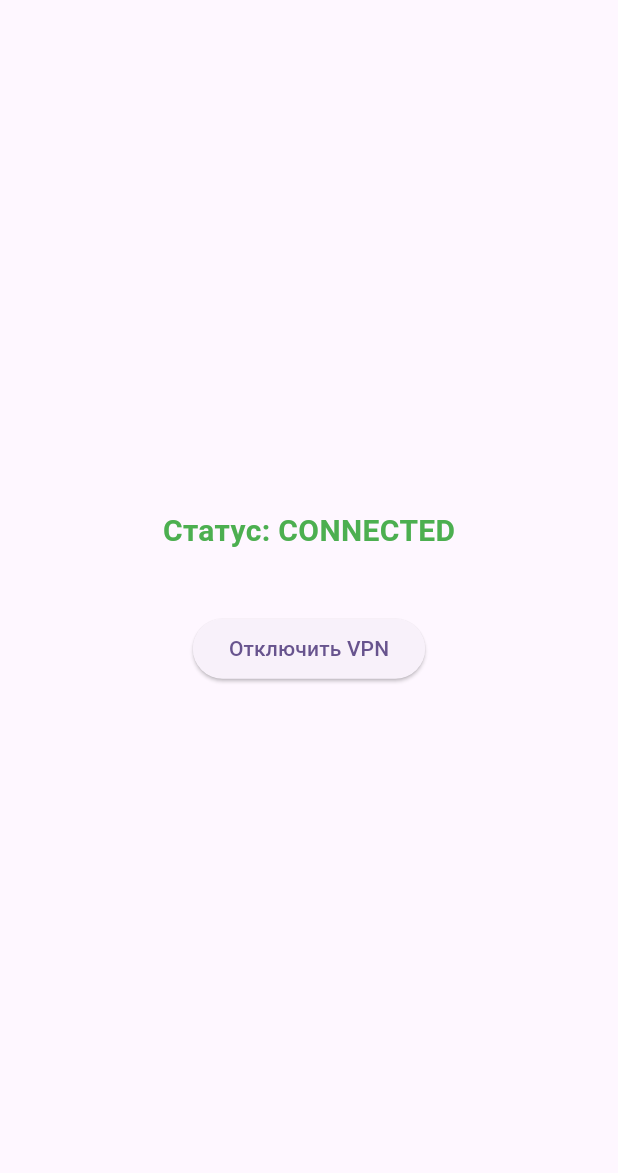
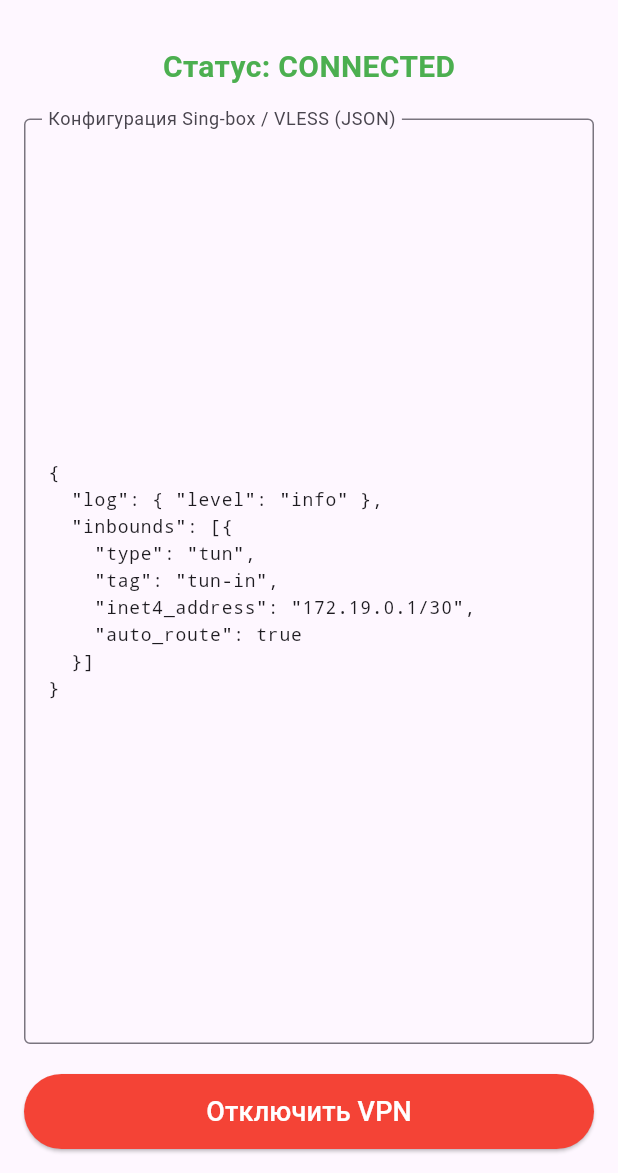
Before and after one commit to kendrewbuglione-dot/Vpn, a Flutter app: the screen it shows after launch, after a tap on "Подключить VPN", on a phone screen of 412 x 824 dp, the part 63-1236 px from its top. Run offline on Flutter 3.47's test engine with Material 3 defaults, Android fonts, the phone set to English and light mode, and no system bars.

Commit message:
feat: add JSON configuration editor for Sing-box in UI

```diff
--- a/lib/main.dart
+++ b/lib/main.dart
@@ -32,6 +32,10 @@
   final VpnController _vpnController = VpnController();
   VpnConnectionState _state = VpnConnectionState.disconnected;
 
+  final TextEditingController _configController = TextEditingController(
+    text: '{\n  "log": { "level": "info" },\n  "inbounds": [{\n    "type": "tun",\n    "tag": "tun-in",\n    "inet4_address": "172.19.0.1/30",\n    "auto_route": true\n  }]\n}'
+  );
+
   @override
   void initState() {
     super.initState();
@@ -43,6 +47,12 @@
   }
 
   @override
+  void dispose() {
+    _configController.dispose();
+    super.dispose();
+  }
+
+  @override
   Widget build(BuildContext context) {
     bool isConnected = _state == VpnConnectionState.connected;
     bool isConnecting = _state == VpnConnectionState.connecting;
@@ -51,9 +61,9 @@
       appBar: AppBar(
         title: const Text('VPN Aggregator (Sing-box)'),
       ),
-      body: Center(
+      body: Padding(
+        padding: const EdgeInsets.all(16.0),
         child: Column(
-          mainAxisAlignment: MainAxisAlignment.center,
           children: [
             Text(
               'Статус: ${_state.name.toUpperCase()}',
@@ -63,29 +73,46 @@
                 color: isConnected ? Colors.green : Colors.grey,
               ),
             ),
-            const SizedBox(height: 40),
-            ElevatedButton.styleFrom(
+            const SizedBox(height: 20),
+            Expanded(
+              child: TextField(
+                controller: _configController,
+                maxLines: null,
+                expands: true,
+                decoration: const InputDecoration(
+                  labelText: 'Конфигурация Sing-box / VLESS (JSON)',
+                  border: OutlineInputBorder(),
+                ),
+                style: const TextStyle(fontFamily: 'monospace', fontSize: 12),
+              ),
+            ),
+            const SizedBox(height: 20),
+            SizedBox(
+              width: double.infinity,
+              height: 50,
+              child: ElevatedButton(
+                style: ElevatedButton.styleFrom(
                   backgroundColor: isConnected ? Colors.red : Colors.blue,
-            ).let((_) => ElevatedButton(
+                  foregroundColor: Colors.white,
+                ),
                 onPressed: isConnecting
                     ? null
                     : () {
                         if (isConnected) {
                           _vpnController.disconnect();
                         } else {
-                        // Передаем базовый тестовый JSON конфигурации
-                        _vpnController.connect('{"test": "config"}');
+                          _vpnController.connect(_configController.text);
                         }
                       },
-              child: Text(isConnected ? 'Отключить VPN' : 'Подключить VPN'),
-            )),
+                child: Text(
+                  isConnected ? 'Отключить VPN' : 'Подключить VPN',
+                  style: const TextStyle(fontSize: 18),
+                ),
+              ),
+            ),
           ],
         ),
       ),
     );
   }
 }
-
-extension on ButtonStyle {
-  Widget let(Widget Function(ButtonStyle style) builder) => builder(this);
-}
```
Lines whose indentation alone changed are shown as unchanged.
